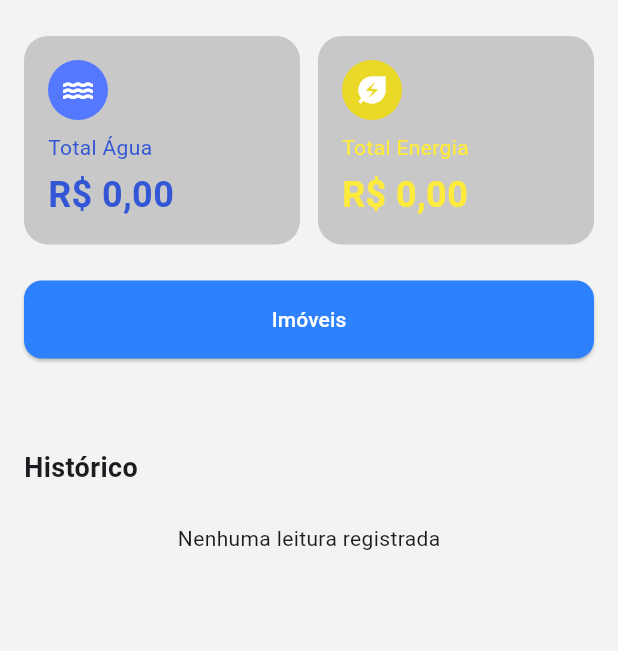
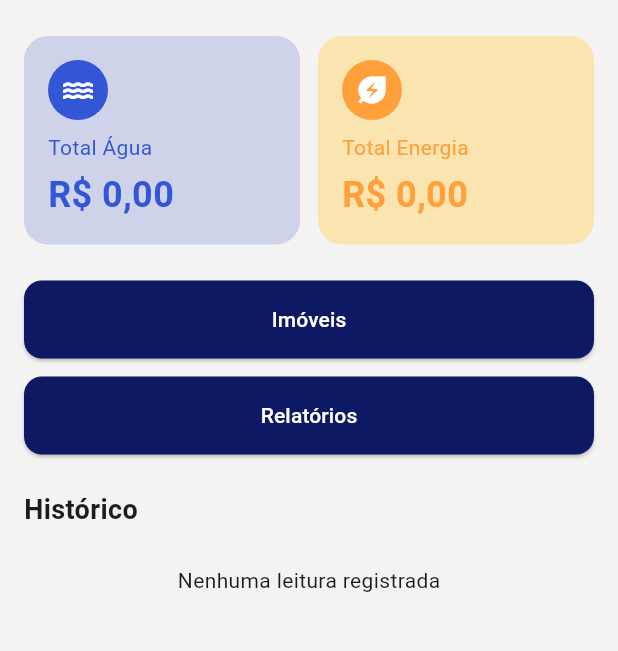
Before and after one commit to rafaelfmaranhao/medidor_plus, a Flutter app: the Dashboard screen opened directly, on a phone screen of 412 x 824 dp, the part 207-858 px from its top. Run offline on Flutter 3.47's test engine with Material 3 defaults, Android fonts, the phone set to English and light mode, and no system bars; our stand-ins replace datetime_picker_formfield_new, flutter_dotenv, shared_preferences; accounts and stored records are empty; network calls fail.

Commit message:
Atualização de design do dashboard

```diff
--- a/lib/screens/dashboard.dart
+++ b/lib/screens/dashboard.dart
@@ -4,6 +4,7 @@ import 'auth/login.dart';
 import '../services/dashboard_service.dart';
 import '../services/auth_service.dart';
 import 'package:intl/intl.dart';
+import '../screens/relatorios.dart';
 
 class Dashboard extends StatefulWidget {
   const Dashboard({super.key});
@@ -75,10 +76,13 @@ class _DashboardState extends State<Dashboard> {
               child: Column(
                 crossAxisAlignment: CrossAxisAlignment.start,
                 children: [
+
                   criarCards(),
                   SizedBox(height: 24),
                   btnAdd(context),
-                  SizedBox(height: 60),
+                  SizedBox(height: 12),      // ← espaçamento entre os botões
+                  btnRelatorios(context),    // ← adiciona essa linha
+                  SizedBox(height: 24),
                   Text(
                     'Histórico',
                     style: TextStyle(fontSize: 18, fontWeight: FontWeight.bold),
@@ -155,14 +159,14 @@ class _DashboardState extends State<Dashboard> {
           child: Container(
             padding: EdgeInsets.all(16),
             decoration: BoxDecoration(
-              color: Color.fromARGB(255, 200, 200, 200),
+              color: Color.fromARGB(255, 207, 211, 234),
               borderRadius: BorderRadius.circular(16),
             ),
             child: Column(
               crossAxisAlignment: CrossAxisAlignment.start,
               children: [
                 CircleAvatar(
-                  backgroundColor: Color(0xFF5478FF),
+                  backgroundColor: Color.fromARGB(255, 50, 86, 214),
                   child: Icon(Icons.water_sharp, color: Colors.white),
                 ),
 
@@ -194,14 +198,14 @@ class _DashboardState extends State<Dashboard> {
           child: Container(
             padding: EdgeInsets.all(16),
             decoration: BoxDecoration(
-              color: Color.fromARGB(255, 200, 200, 200),
+              color: Color.fromARGB(255, 250, 228, 175),
               borderRadius: BorderRadius.circular(16),
             ),
             child: Column(
               crossAxisAlignment: CrossAxisAlignment.start,
               children: [
                 CircleAvatar(
-                  backgroundColor: Color(0xFFEAD926),
+                  backgroundColor: const Color.fromARGB(255, 255, 160, 59),
                   child: Icon(Icons.energy_savings_leaf, color: Colors.white),
                 ),
 
@@ -209,7 +213,7 @@ class _DashboardState extends State<Dashboard> {
 
                 Text(
                   'Total Energia',
-                  style: TextStyle(color: Colors.yellow, fontSize: 14),
+                  style: TextStyle(color: const Color.fromARGB(255, 255, 160, 59), fontSize: 14),
                 ),
 
                 SizedBox(height: 5),
@@ -217,7 +221,7 @@ class _DashboardState extends State<Dashboard> {
                 Text(
                   formatarReais(double.parse(totalEnergia)),
                   style: TextStyle(
-                    color: Colors.yellow,
+                    color: const Color.fromARGB(255, 255, 160, 59),
                     fontSize: 24,
                     fontWeight: FontWeight.bold,
                   ),
@@ -239,7 +243,26 @@ class _DashboardState extends State<Dashboard> {
         },
         label: Text('Imóveis', style: TextStyle(color: Colors.white),),
         style: ElevatedButton.styleFrom(
-          backgroundColor: Color(0xFF2E81FD),
+          backgroundColor: Color(0xFF0D1A63),
+          padding: EdgeInsets.symmetric(vertical: 16),
+          shape: RoundedRectangleBorder(
+            borderRadius: BorderRadiusGeometry.circular(12),
+          ),
+        ),
+      ),
+    );
+  }
+
+   Widget btnRelatorios(BuildContext context) {
+    return SizedBox(
+      width: double.infinity,
+      child: ElevatedButton.icon(
+        onPressed: () {
+          Navigator.push(context, MaterialPageRoute(builder: (context) => RelatoriosPage(),));
+        },
+        label: Text('Relatórios', style: TextStyle(color: Colors.white),),
+        style: ElevatedButton.styleFrom(
+          backgroundColor: Color(0xFF0D1A63),
           padding: EdgeInsets.symmetric(vertical: 16),
           shape: RoundedRectangleBorder(
             borderRadius: BorderRadiusGeometry.circular(12),
```
